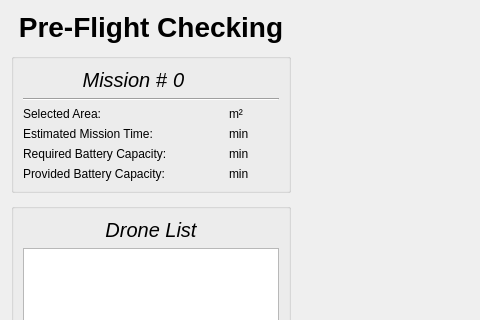
Before: the Qt Designer form UI/Preflight3/pre3_design.ui in cmpe-DroneLab/GeoFly3D, drawn with Qt 5; both pictures show x 0 to 480 and y 0 to 320 of the 1024 by 768 pixel window.
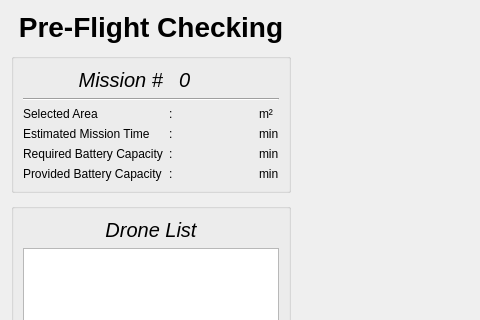
After: the same form once the commit is applied.

Commit message: Fixed some bugs and improved Mission Detail boxes

What changed in the file:
```diff
--- a/UI/Preflight3/pre3_design.ui
+++ b/UI/Preflight3/pre3_design.ui
@@ -43,29 +43,15 @@
        <property name="title">
         <string/>
        </property>
-       <layout class="QGridLayout" name="gridLayout">
-        <item row="1" column="0" colspan="3">
-         <widget class="Line" name="line_2">
-          <property name="orientation">
-           <enum>Qt::Horizontal</enum>
-          </property>
-         </widget>
-        </item>
-        <item row="6" column="0">
-         <widget class="QLabel" name="batt_required_label">
+       <layout class="QGridLayout" name="gridLayout" columnstretch="0,0,1,0">
+        <item row="7" column="3">
+         <widget class="QLabel" name="batt_provided_unit">
           <property name="text">
-           <string>Required Battery Capacity:</string>
+           <string>min</string>
           </property>
          </widget>
         </item>
         <item row="6" column="2">
-         <widget class="QLabel" name="batt_required_unit">
-          <property name="text">
-           <string>min</string>
-          </property>
-         </widget>
-        </item>
-        <item row="6" column="1">
          <widget class="QLabel" name="batt_required_value">
           <property name="text">
            <string/>
@@ -75,14 +61,23 @@
           </property>
          </widget>
         </item>
+        <item row="0" column="0">
+         <widget class="QLabel" name="label_mission_information">
+          <property name="font">
+           <font>
+            <pointsize>15</pointsize>
+            <italic>true</italic>
+           </font>
+          </property>
+          <property name="text">
+           <string>Mission #</string>
+          </property>
+          <property name="alignment">
+           <set>Qt::AlignRight|Qt::AlignTrailing|Qt::AlignVCenter</set>
+          </property>
+         </widget>
+        </item>
         <item row="7" column="2">
-         <widget class="QLabel" name="batt_provided_unit">
-          <property name="text">
-           <string>min</string>
-          </property>
-         </widget>
-        </item>
-        <item row="7" column="1">
          <widget class="QLabel" name="batt_provided_value">
           <property name="text">
            <string/>
@@ -92,87 +87,120 @@
           </property>
          </widget>
         </item>
+        <item row="0" column="2">
+         <widget class="QLabel" name="id_label">
+          <property name="font">
+           <font>
+            <pointsize>15</pointsize>
+            <italic>true</italic>
+           </font>
+          </property>
+          <property name="text">
+           <string>0</string>
+          </property>
+         </widget>
+        </item>
+        <item row="1" column="0" colspan="4">
+         <widget class="Line" name="line_2">
+          <property name="orientation">
+           <enum>Qt::Horizontal</enum>
+          </property>
+         </widget>
+        </item>
+        <item row="2" column="2">
+         <widget class="QLabel" name="selected_area_value">
+          <property name="text">
+           <string/>
+          </property>
+          <property name="alignment">
+           <set>Qt::AlignRight|Qt::AlignTrailing|Qt::AlignVCenter</set>
+          </property>
+         </widget>
+        </item>
+        <item row="2" column="0">
+         <widget class="QLabel" name="selected_area_label">
+          <property name="text">
+           <string>Selected Area</string>
+          </property>
+         </widget>
+        </item>
         <item row="3" column="2">
+         <widget class="QLabel" name="mission_time_value">
+          <property name="text">
+           <string/>
+          </property>
+          <property name="alignment">
+           <set>Qt::AlignRight|Qt::AlignTrailing|Qt::AlignVCenter</set>
+          </property>
+         </widget>
+        </item>
+        <item row="3" column="3">
          <widget class="QLabel" name="mission_time_unit">
           <property name="text">
            <string>min</string>
           </property>
          </widget>
         </item>
-        <item row="3" column="0">
-         <widget class="QLabel" name="mission_time_label">
-          <property name="text">
-           <string>Estimated Mission Time:</string>
-          </property>
-         </widget>
-        </item>
         <item row="7" column="0">
          <widget class="QLabel" name="batt_provided_label">
           <property name="text">
-           <string>Provided Battery Capacity:</string>
+           <string>Provided Battery Capacity</string>
           </property>
          </widget>
         </item>
-        <item row="3" column="1">
-         <widget class="QLabel" name="mission_time_value">
+        <item row="3" column="0">
+         <widget class="QLabel" name="mission_time_label">
           <property name="text">
-           <string/>
+           <string>Estimated Mission Time</string>
           </property>
-          <property name="alignment">
-           <set>Qt::AlignRight|Qt::AlignTrailing|Qt::AlignVCenter</set>
-          </property>
          </widget>
         </item>
-        <item row="2" column="0">
-         <widget class="QLabel" name="selected_area_label">
-          <property name="text">
-           <string>Selected Area:</string>
-          </property>
-         </widget>
-        </item>
-        <item row="2" column="1">
-         <widget class="QLabel" name="selected_area_value">
-          <property name="text">
-           <string/>
-          </property>
-          <property name="alignment">
-           <set>Qt::AlignRight|Qt::AlignTrailing|Qt::AlignVCenter</set>
-          </property>
-         </widget>
-        </item>
-        <item row="2" column="2">
+        <item row="2" column="3">
          <widget class="QLabel" name="selected_area_unit">
           <property name="text">
            <string>m²</string>
           </property>
          </widget>
         </item>
-        <item row="0" column="0">
-         <widget class="QLabel" name="label_mission_information">
-          <property name="font">
-           <font>
-            <pointsize>15</pointsize>
-            <italic>true</italic>
-           </font>
+        <item row="6" column="0">
+         <widget class="QLabel" name="batt_required_label">
+          <property name="text">
+           <string>Required Battery Capacity</string>
           </property>
+         </widget>
+        </item>
+        <item row="6" column="3">
+         <widget class="QLabel" name="batt_required_unit">
           <property name="text">
-           <string>Mission #</string>
+           <string>min</string>
           </property>
-          <property name="alignment">
-           <set>Qt::AlignRight|Qt::AlignTrailing|Qt::AlignVCenter</set>
+         </widget>
+        </item>
+        <item row="2" column="1">
+         <widget class="QLabel" name="colon_1">
+          <property name="text">
+           <string>:</string>
           </property>
          </widget>
         </item>
-        <item row="0" column="1">
-         <widget class="QLabel" name="id_label">
-          <property name="font">
-           <font>
-            <pointsize>15</pointsize>
-            <italic>true</italic>
-           </font>
+        <item row="3" column="1">
+         <widget class="QLabel" name="colon_2">
+          <property name="text">
+           <string>:</string>
           </property>
+         </widget>
+        </item>
+        <item row="6" column="1">
+         <widget class="QLabel" name="colon_3">
           <property name="text">
-           <string>0</string>
+           <string>:</string>
+          </property>
+         </widget>
+        </item>
+        <item row="7" column="1">
+         <widget class="QLabel" name="colon_4">
+          <property name="text">
+           <string>:</string>
           </property>
          </widget>
         </item>
```
The commit also changes 10 other files.
